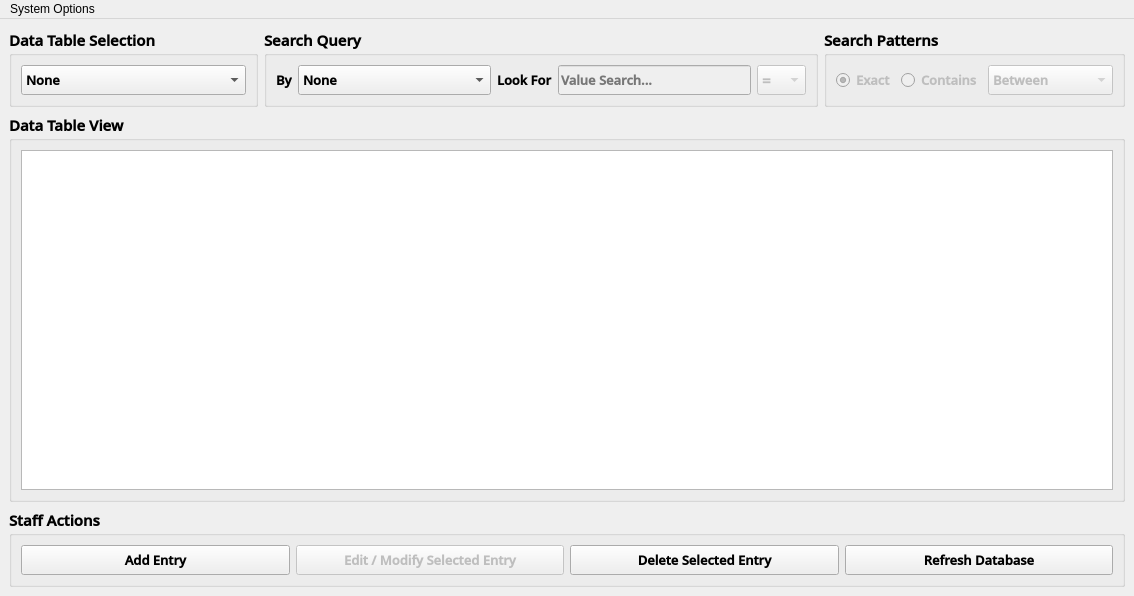
The window that System Design/Route88_DataViewerCmpnt.ui (CodexLink/Route88_HybridBusinessSystem) describes before a commit, drawn with Qt 5.
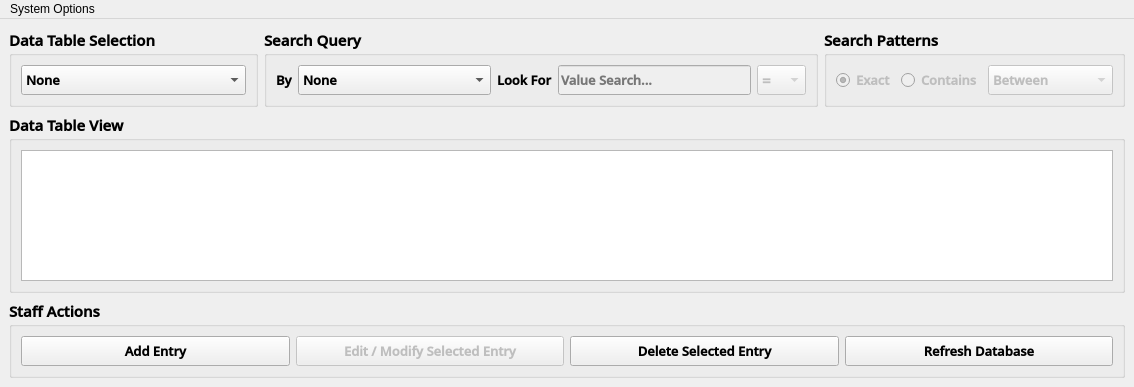
The same window after the commit. Icons and pictures are not drawn.

```diff
--- a/System Design/Route88_DataViewerCmpnt.ui
+++ b/System Design/Route88_DataViewerCmpnt.ui
@@ -10,7 +10,7 @@
     <x>0</x>
     <y>0</y>
     <width>1134</width>
-    <height>596</height>
+    <height>387</height>
    </rect>
   </property>
   <property name="mouseTracking">
```
Left out of the diff: 25 changed lines with no effect on the pictures.
